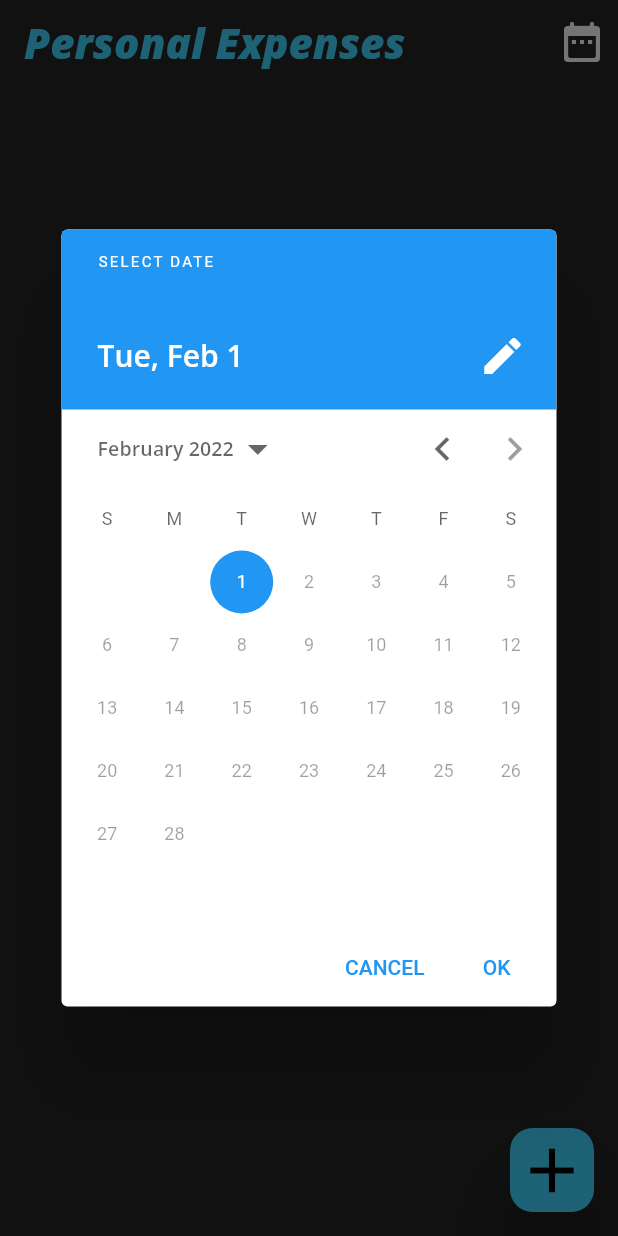
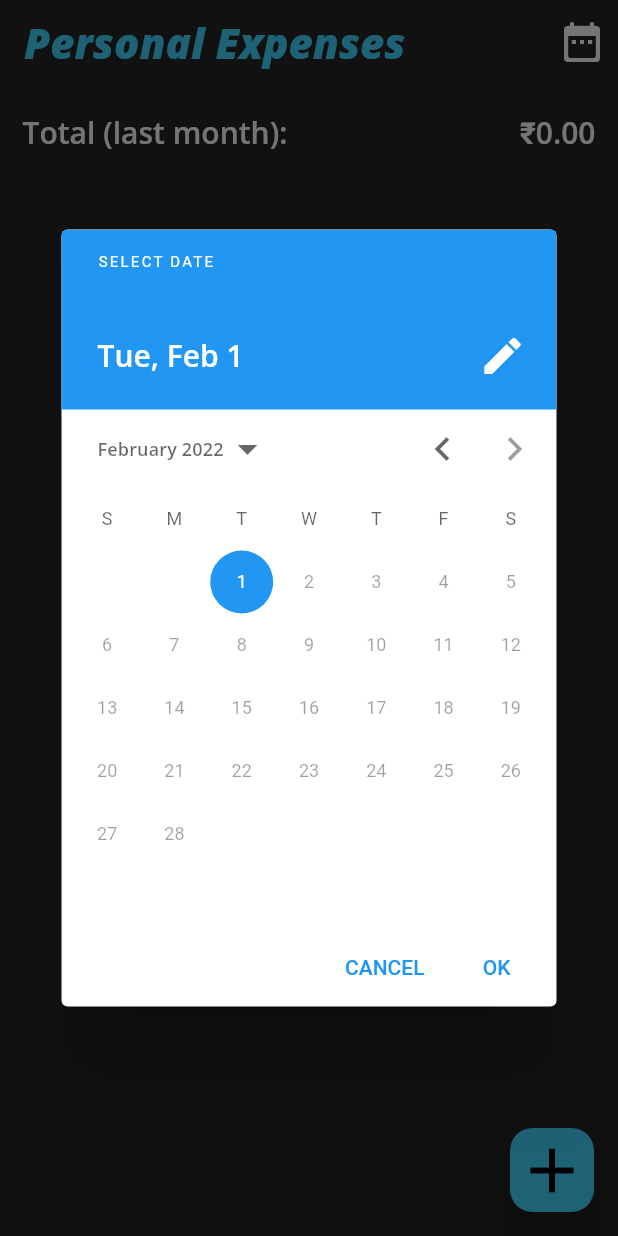
Before and after one commit to samitkapoor/Personal-Expenses, a Flutter app: the screen it shows after launch, after a tap on the "date range" icon, on a phone screen of 412 x 824 dp. Run offline on Flutter 3.47's test engine with Material 2 defaults, Android fonts, the phone set to English and light mode, and no system bars; our stand-ins replace get, sqflite; accounts and stored records are empty.

Commit message:
Added last month total feature and removed pixel overflow bug

```diff
--- a/lib/controller/expense_controller.dart
+++ b/lib/controller/expense_controller.dart
@@ -6,8 +6,41 @@ import 'package:sqflite/sqflite.dart';
 
 class ExpenseController extends GetxController {
   List<ExpenseRecord> allRecords = [];
+  double totalLastMonth = 0;
   DateTime selectedDate = DateTime.now();
   DatabaseHelper? databaseHelper;
+
+  void getTotalLastMonth() {
+    List<ExpenseRecord> recordsLastMonth = [];
+    final Future<Database> dbFuture = databaseHelper!.initializeDatabase();
+    dbFuture.then((database) {
+      int month = DateTime.now().month;
+      int year = DateTime.now().year;
+      if (DateTime.now().month == 1) {
+        month = 12;
+      } else {
+        month -= 1;
+        year -= 1;
+      }
+
+      String string = DateTime.now().day.toString() +
+          '/' +
+          month.toString() +
+          '/' +
+          year.toString();
+
+      Future<List<ExpenseRecord>> lastMonthExpenseRecordList =
+          databaseHelper!.getLastMonthExpenseRecord(string);
+      lastMonthExpenseRecordList.then((lastMonthList) {
+        recordsLastMonth = lastMonthList;
+        totalLastMonth = 0;
+        recordsLastMonth.forEach((expenseRecord) {
+          totalLastMonth += expenseRecord.price;
+        });
+        update();
+      });
+    });
+  }
 
   void updateAllRecords() {
     final Future<Database> dbFuture = databaseHelper!.initializeDatabase();
@@ -17,6 +50,7 @@ class ExpenseController extends GetxController {
 
       expenseRecordList.then((recordsList) {
         allRecords = recordsList;
+        getTotalLastMonth();
         update();
       });
     });
@@ -37,7 +71,7 @@ class ExpenseController extends GetxController {
     } else {
       Get.snackbar('ERROR', 'Couldn\'t add the record');
     }
-
+    getTotalLastMonth();
     update();
   }
 
@@ -59,6 +93,7 @@ class ExpenseController extends GetxController {
     } else {
       Get.snackbar('ERROR', 'Couldn\'t delete the record, restart the app');
     }
+    getTotalLastMonth();
     update();
   }
 
--- a/lib/core/home_page.dart
+++ b/lib/core/home_page.dart
@@ -108,6 +108,27 @@ class Homepage extends StatelessWidget {
                         const EdgeInsets.symmetric(horizontal: 5, vertical: 5),
                     physics: const AlwaysScrollableScrollPhysics(),
                     children: [
+                      Container(
+                        height: 35,
+                        margin: const EdgeInsets.symmetric(
+                          horizontal: 10,
+                          vertical: 10,
+                        ),
+                        child: Row(
+                          children: [
+                            Expanded(
+                              child: Text(
+                                'Total (last month): ',
+                                style: Get.theme.textTheme.headline5,
+                              ),
+                            ),
+                            Text(
+                              '₹${controller.totalLastMonth.toStringAsFixed(2)}',
+                              style: Get.theme.textTheme.headline5,
+                            ),
+                          ],
+                        ),
+                      ),
                       ...controller.allRecords.reversed.map(
                         (expenseRecord) {
                           return InkWell(
--- a/lib/core/personal_expenses.dart
+++ b/lib/core/personal_expenses.dart
@@ -76,7 +76,7 @@ class PersonalExpenses extends StatelessWidget {
           ),
           headline1: TextStyle(
             fontFamily: 'OpenSans',
-            fontSize: 28,
+            fontSize: 26,
             fontWeight: FontWeight.bold,
             fontStyle: FontStyle.italic,
             // color: Color(0xff262424),
@@ -100,6 +100,12 @@ class PersonalExpenses extends StatelessWidget {
             fontWeight: FontWeight.w600,
             color: Colors.black,
           ),
+          headline5: TextStyle(
+            fontFamily: 'OpenSans',
+            fontSize: 20,
+            fontWeight: FontWeight.w600,
+            color: Colors.white,
+          ),
           subtitle1: TextStyle(
             fontFamily: 'OpenSans',
             fontSize: 15,
@@ -108,7 +114,7 @@ class PersonalExpenses extends StatelessWidget {
           ),
           subtitle2: TextStyle(
             fontFamily: 'OpenSans',
-            fontSize: 13,
+            fontSize: 12,
             fontWeight: FontWeight.w600,
             color: Colors.black,
           ),
--- a/lib/utils/db_helper.dart
+++ b/lib/utils/db_helper.dart
@@ -65,6 +65,14 @@ class DatabaseHelper {
     return result;
   }
 
+  Future<List<Map<String, dynamic>>> getLastMonthExpenseRecordMapList(
+      String string) async {
+    Database db = await database;
+    var result =
+        await db.query(expenseTable, where: '$colId >= ?', whereArgs: [string]);
+    return result;
+  }
+
   //insert operation: insert an expense record to database
   Future<int> insertExpenseRecord(ExpenseRecord expenseRecord) async {
     Database db = await database;
@@ -104,4 +112,16 @@ class DatabaseHelper {
 
     return filteredExpenseRecordList;
   }
+
+  // last month fetch: when we want to fetch all the records of the last 31 days
+  Future<List<ExpenseRecord>> getLastMonthExpenseRecord(String string) async {
+    var lastMonthExpenseRecordMapList =
+        await getLastMonthExpenseRecordMapList(string);
+    List<ExpenseRecord> lastMonthExpenseRecordList = [];
+    for (var element in lastMonthExpenseRecordMapList) {
+      lastMonthExpenseRecordList.add(ExpenseRecord.fromMapObject(element));
+    }
+
+    return lastMonthExpenseRecordList;
+  }
 }
```
